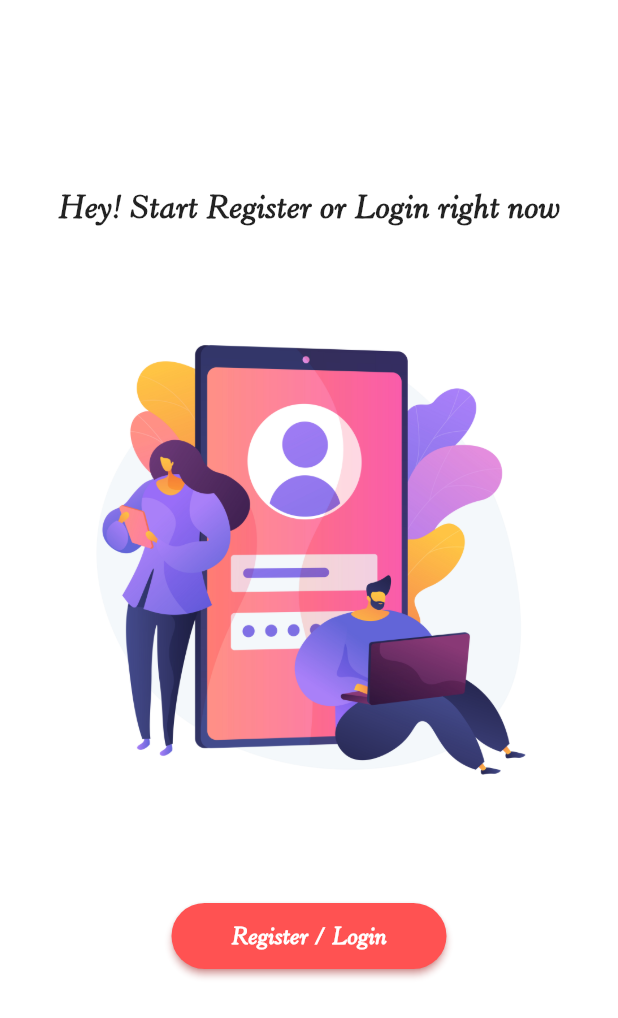
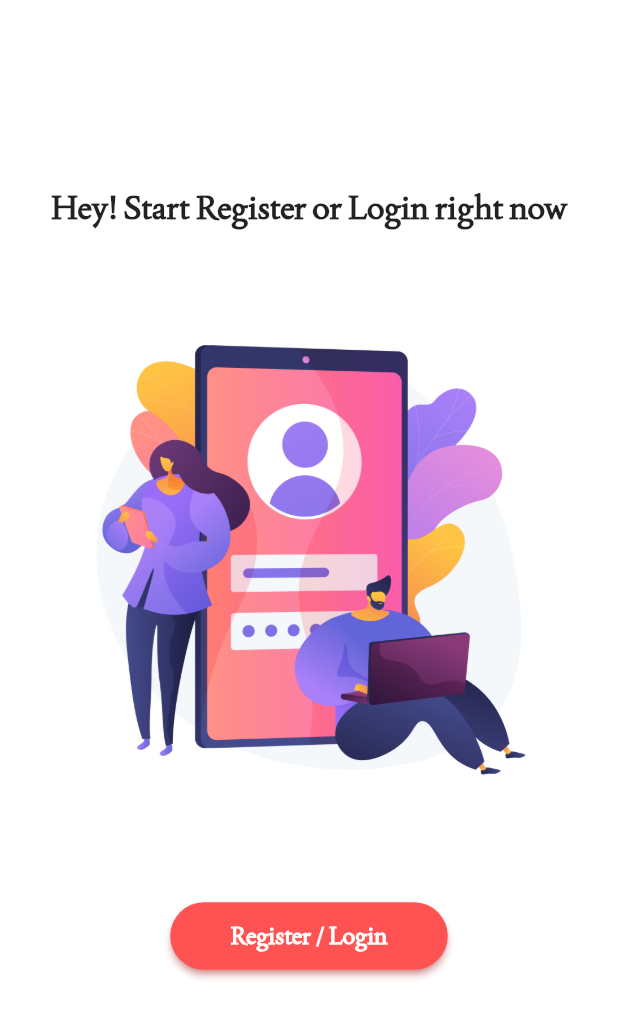
Before and after one commit to marjandn/OIDC-Sample, a Flutter app: the screen it shows after launch, on a phone screen of 412 x 824 dp. Shown: the top 1018 px of the screen. Run offline on Flutter 3.47's test engine with Material 2 defaults, Android fonts, the phone set to English and light mode, and no system bars; our stand-ins replace flutter_secure_storage, get; missing offline and left inert: flutter_appauth.

Commit message:
Change application font

```diff
--- a/lib/main.dart
+++ b/lib/main.dart
@@ -24,7 +24,7 @@ class MyApp extends StatelessWidget{
       debugShowCheckedModeBanner: false,
       theme: ThemeData(
         scaffoldBackgroundColor: Colors.white,
-              fontFamily: 'Horley',
+              fontFamily: 'Joan',
         visualDensity: VisualDensity.adaptivePlatformDensity,
       ),
       home:  SplashScreen(),
--- a/lib/ui/home/home_screen.dart
+++ b/lib/ui/home/home_screen.dart
@@ -77,7 +77,7 @@ class HomeScreen extends StatelessWidget {
                 Obx(() => Text(
                       _controller.name.value,
                       style: const TextStyle(
-                          fontSize: 20, fontWeight: FontWeight.bold),
+                          fontSize: 22, fontWeight: FontWeight.bold),
                     )),
                 const SizedBox(
                   height: 24,
@@ -85,7 +85,7 @@ class HomeScreen extends StatelessWidget {
                 Obx(() => Text(
                       _controller.email.value,
                       style: const TextStyle(
-                          fontSize: 20, fontWeight: FontWeight.bold),
+                          fontSize: 20 ),
                     )),
                 const SizedBox(
                   height: 24,
--- a/lib/ui/login/login_screen.dart
+++ b/lib/ui/login/login_screen.dart
@@ -43,7 +43,7 @@ class LoginScreen extends StatelessWidget {
                       padding: const EdgeInsets.symmetric(
                           horizontal: 40, vertical: 12),
                       textStyle: const TextStyle(
-                          fontFamily: 'Horley',
+                          fontFamily: 'Joan',
                           color: Colors.white,
                           fontWeight: FontWeight.bold,
                           fontSize: 16),
--- a/pubspec.yaml
+++ b/pubspec.yaml
@@ -28,6 +28,6 @@ flutter:
     - assets/images/
 
   fonts:
-    - family: Horley
+    - family: Joan
       fonts:
-        - asset: assets/fonts/Horley-Old.otf
+        - asset: assets/fonts/Joan-Regular.ttf
```
Also changed, not shown: assets/fonts/Horley-Old.otf (deleted), assets/fonts/Joan-Regular.ttf (added).
